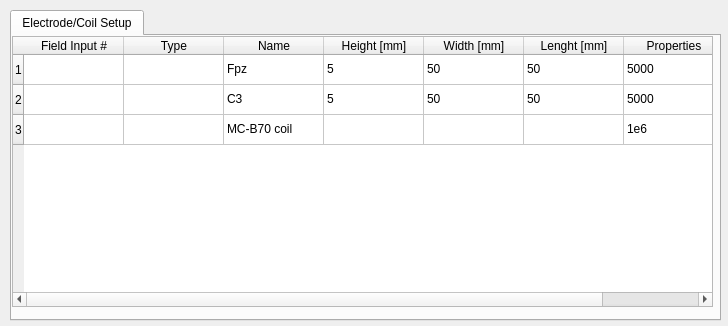
This is src/Interface/Modules/BrainStimulator/ElectrodeCoilSetupDialog.ui in SCIInstitute/SCIRun as Qt 5 draws it before an edit. The edited form follows.
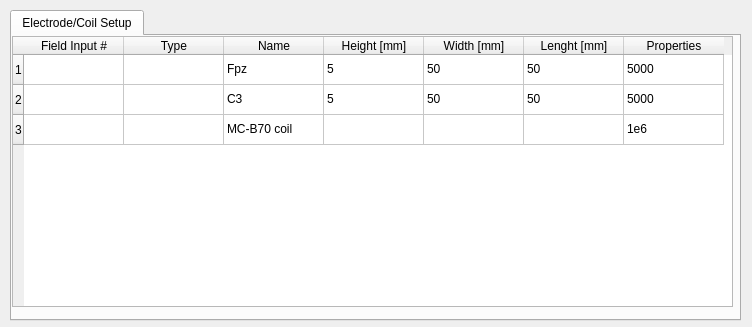
This is the edited form.

The edit to the form file:
```diff
--- a/src/Interface/Modules/BrainStimulator/ElectrodeCoilSetupDialog.ui
+++ b/src/Interface/Modules/BrainStimulator/ElectrodeCoilSetupDialog.ui
@@ -6,10 +6,16 @@
    <rect>
     <x>0</x>
     <y>0</y>
-    <width>728</width>
-    <height>326</height>
+    <width>752</width>
+    <height>327</height>
    </rect>
   </property>
+  <property name="minimumSize">
+   <size>
+    <width>752</width>
+    <height>327</height>
+   </size>
+  </property>
   <property name="windowTitle">
    <string>ElectrodeCoilSetupDialog</string>
   </property>
@@ -18,7 +24,7 @@
     <rect>
      <x>10</x>
      <y>10</y>
-     <width>711</width>
+     <width>731</width>
      <height>311</height>
     </rect>
    </property>
@@ -34,7 +40,7 @@
       <rect>
        <x>0</x>
        <y>0</y>
-       <width>701</width>
+       <width>721</width>
        <height>271</height>
       </rect>
      </property>
```
